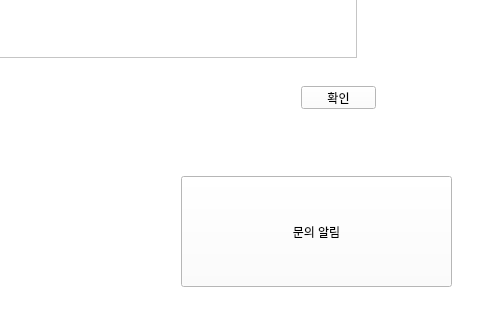
Above: smartstore.ui from soyyoonn/SMARTSTORE before the change; both pictures show x 579 to 1059 and y 684 to 1004 of the 1059 by 1004 pixel window. Below: the same form after it.
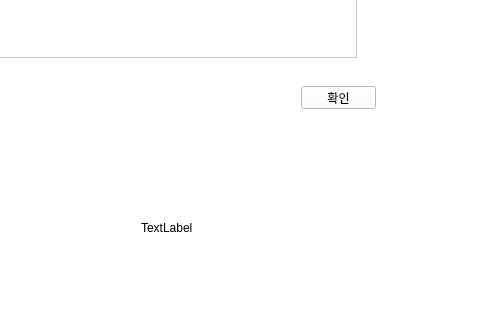
That is the form after the change.

Commit message: 230119 10:20 연수 주문관리 테이블 ui 수정

Patch:
```diff
--- a/smartstore.ui
+++ b/smartstore.ui
@@ -1461,17 +1461,17 @@
     </widget>
    </widget>
   </widget>
-  <widget class="QPushButton" name="btn_qna">
+  <widget class="QLabel" name="qnalabel">
    <property name="geometry">
     <rect>
-     <x>760</x>
-     <y>860</y>
-     <width>271</width>
-     <height>111</height>
+     <x>720</x>
+     <y>861</y>
+     <width>281</width>
+     <height>101</height>
     </rect>
    </property>
    <property name="text">
-    <string>문의 알림</string>
+    <string>TextLabel</string>
    </property>
   </widget>
  </widget>
```
Left out of the diff: 15 changed lines with no effect on the pictures.
